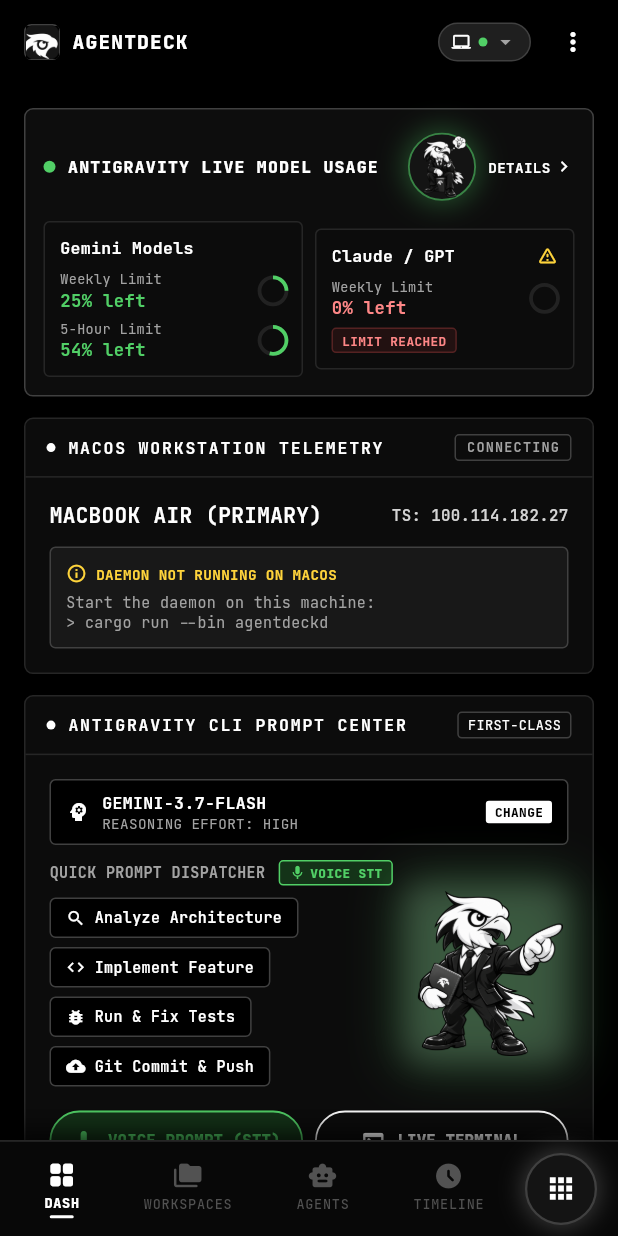
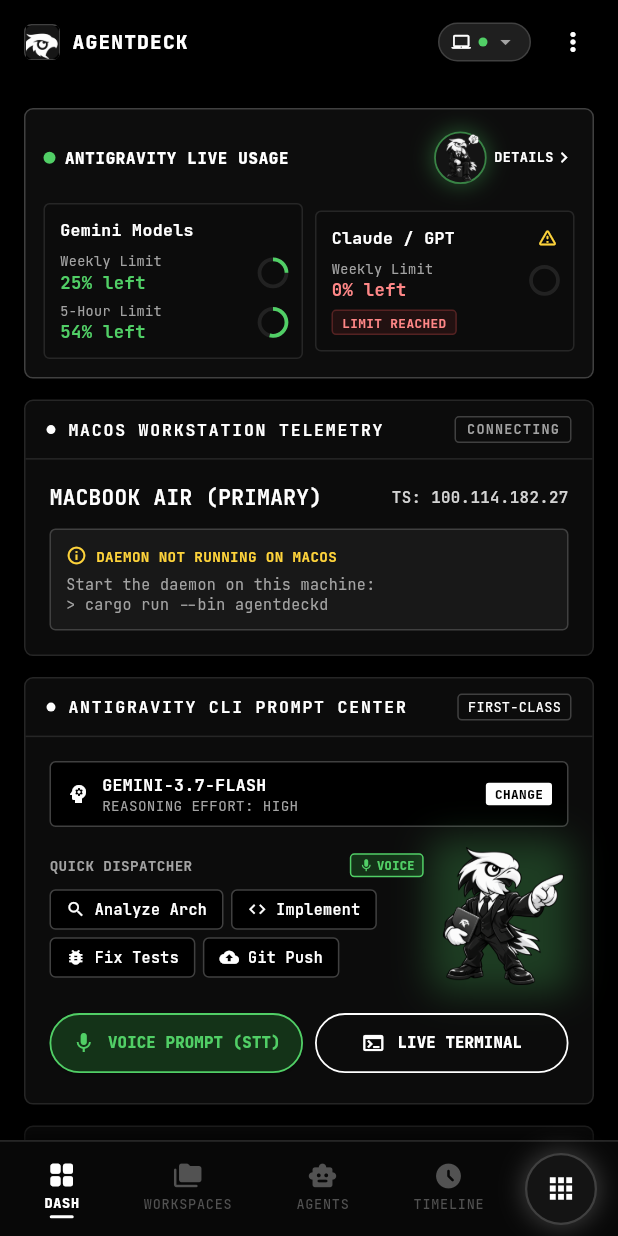
Before and after one commit to darknecrocities/Agentdeck, a Flutter app: the screen it shows after launch, on a phone screen of 412 x 824 dp. Run offline on Flutter 3.47's test engine with Material 3 defaults, Android fonts, the phone set to English and light mode, and no system bars; our stand-ins replace file_picker, flutter_tts, google_fonts, shared_preferences, speech_to_text; network calls fail.

Commit message:
fix: resolve RenderFlex pixel overflow in Dashboard quota card and prompt center

```diff
--- a/agentdeck_mobile/lib/screens/dashboard_screen.dart
+++ b/agentdeck_mobile/lib/screens/dashboard_screen.dart
@@ -460,10 +460,15 @@
                             Row(
                               mainAxisAlignment: MainAxisAlignment.spaceBetween,
                               children: [
-                                Text(
-                                  'QUICK PROMPT DISPATCHER',
-                                  style: GoogleFonts.jetBrainsMono(fontSize: 10, fontWeight: FontWeight.bold, color: TerminalColors.zinc),
+                                Flexible(
+                                  child: Text(
+                                    'QUICK DISPATCHER',
+                                    style: GoogleFonts.jetBrainsMono(fontSize: 9.5, fontWeight: FontWeight.bold, color: TerminalColors.zinc),
+                                    maxLines: 1,
+                                    overflow: TextOverflow.ellipsis,
                                   ),
+                                ),
+                                const SizedBox(width: 4),
                                 InkWell(
                                   onTap: () {
                                     showModalBottomSheet(
@@ -478,20 +483,21 @@
                                   },
                                   borderRadius: BorderRadius.circular(4),
                                   child: Container(
-                                    padding: const EdgeInsets.symmetric(horizontal: 6, vertical: 2),
+                                    padding: const EdgeInsets.symmetric(horizontal: 5, vertical: 2),
                                     decoration: BoxDecoration(
                                       color: const Color(0xFF143318),
                                       borderRadius: BorderRadius.circular(3),
                                       border: Border.all(color: const Color(0xFF51CF66)),
                                     ),
                                     child: Row(
+                                      mainAxisSize: MainAxisSize.min,
                                       children: [
-                                        const Icon(Icons.mic, size: 11, color: Color(0xFF51CF66)),
-                                        const SizedBox(width: 3),
+                                        const Icon(Icons.mic, size: 10, color: Color(0xFF51CF66)),
+                                        const SizedBox(width: 2),
                                         Text(
-                                          'VOICE STT',
+                                          'VOICE',
                                           style: GoogleFonts.jetBrainsMono(
-                                            fontSize: 8.5,
+                                            fontSize: 8,
                                             fontWeight: FontWeight.w900,
                                             color: const Color(0xFF51CF66),
                                           ),
@@ -504,40 +510,35 @@
                             ),
                             const SizedBox(height: 8),
                             Wrap(
-                              spacing: 6,
-                              runSpacing: 6,
+                              spacing: 5,
+                              runSpacing: 5,
                               children: [
-                                _buildQuickPromptChip(Icons.search, 'Analyze Architecture', 'Analyze this codebase architecture and create an implementation plan.', 'antigravity'),
-                                _buildQuickPromptChip(Icons.code, 'Implement Feature', 'Proceed with the implementation and wire up all services.', 'antigravity'),
-                                _buildQuickPromptChip(Icons.bug_report, 'Run & Fix Tests', 'Run all tests, analyze any failure, and fix them automatically.', 'antigravity'),
-                                _buildQuickPromptChip(Icons.cloud_upload, 'Git Commit & Push', 'Commit all changes with a descriptive message and push.', 'antigravity'),
+                                _buildQuickPromptChip(Icons.search, 'Analyze Arch', 'Analyze this codebase architecture and create an implementation plan.', 'antigravity'),
+                                _buildQuickPromptChip(Icons.code, 'Implement', 'Proceed with the implementation and wire up all services.', 'antigravity'),
+                                _buildQuickPromptChip(Icons.bug_report, 'Fix Tests', 'Run all tests, analyze any failure, and fix them automatically.', 'antigravity'),
+                                _buildQuickPromptChip(Icons.cloud_upload, 'Git Push', 'Commit all changes with a descriptive message and push.', 'antigravity'),
                               ],
                             ),
                           ],
                         ),
                       ),
-                      const SizedBox(width: 8),
+                      const SizedBox(width: 6),
                       // Bigger Mascot with Luminous Ambient Aura
                       Container(
-                        padding: const EdgeInsets.all(4),
+                        padding: const EdgeInsets.all(3),
                         decoration: BoxDecoration(
-                          borderRadius: BorderRadius.circular(12),
+                          borderRadius: BorderRadius.circular(10),
                           boxShadow: [
                             BoxShadow(
-                              color: const Color(0xFF51CF66).withValues(alpha: 0.28),
-                              blurRadius: 28,
-                              spreadRadius: 4,
-                            ),
-                            BoxShadow(
-                              color: Colors.white.withValues(alpha: 0.12),
-                              blurRadius: 16,
-                              spreadRadius: 1,
+                              color: const Color(0xFF51CF66).withValues(alpha: 0.25),
+                              blurRadius: 20,
+                              spreadRadius: 2,
                             ),
                           ],
                         ),
                         child: Image.asset(
                           'assets/images/agentdeck_pointing.png',
-                          height: 110,
+                          height: 92,
                           fit: BoxFit.contain,
                         ),
                       ),
@@ -813,7 +814,8 @@
               Row(
                 mainAxisAlignment: MainAxisAlignment.spaceBetween,
                 children: [
-                  Row(
+                  Expanded(
+                    child: Row(
                       children: [
                         Container(
                           width: 8,
@@ -823,22 +825,28 @@
                             shape: BoxShape.circle,
                           ),
                         ),
-                      const SizedBox(width: 8),
-                      Text(
-                        'ANTIGRAVITY LIVE MODEL USAGE',
+                        const SizedBox(width: 6),
+                        Flexible(
+                          child: Text(
+                            'ANTIGRAVITY LIVE USAGE',
                             style: GoogleFonts.jetBrainsMono(
                               fontWeight: FontWeight.w900,
                               color: TerminalColors.pureWhite,
-                          fontSize: 11,
-                          letterSpacing: 0.8,
+                              fontSize: 10.5,
+                              letterSpacing: 0.5,
+                            ),
+                            maxLines: 1,
+                            overflow: TextOverflow.ellipsis,
                           ),
                         ),
                       ],
                     ),
+                  ),
+                  const SizedBox(width: 6),
                   Row(
                     children: [
                       Container(
-                        padding: const EdgeInsets.all(4),
+                        padding: const EdgeInsets.all(3),
                         decoration: BoxDecoration(
                           shape: BoxShape.circle,
                           color: const Color(0xFF141414),
@@ -846,27 +854,26 @@
                           boxShadow: [
                             BoxShadow(
                               color: const Color(0xFF51CF66).withValues(alpha: 0.35),
-                              blurRadius: 16,
-                              spreadRadius: 2,
+                              blurRadius: 12,
+                              spreadRadius: 1,
                             ),
                           ],
                         ),
                         child: Image.asset(
                           'assets/images/agentdeck_thinking.png',
-                          height: 42,
+                          height: 32,
                           fit: BoxFit.contain,
                         ),
                       ),
-                      const SizedBox(width: 8),
+                      const SizedBox(width: 5),
                       Text(
                         'DETAILS',
                         style: GoogleFonts.jetBrainsMono(
-                          fontSize: 9.5,
+                          fontSize: 9,
                           fontWeight: FontWeight.bold,
                           color: TerminalColors.pureWhite,
                         ),
                       ),
-                      const SizedBox(width: 2),
                       const Icon(Icons.chevron_right, color: TerminalColors.pureWhite, size: 14),
                     ],
                   ),
```
Lines whose indentation alone changed are shown as unchanged.
